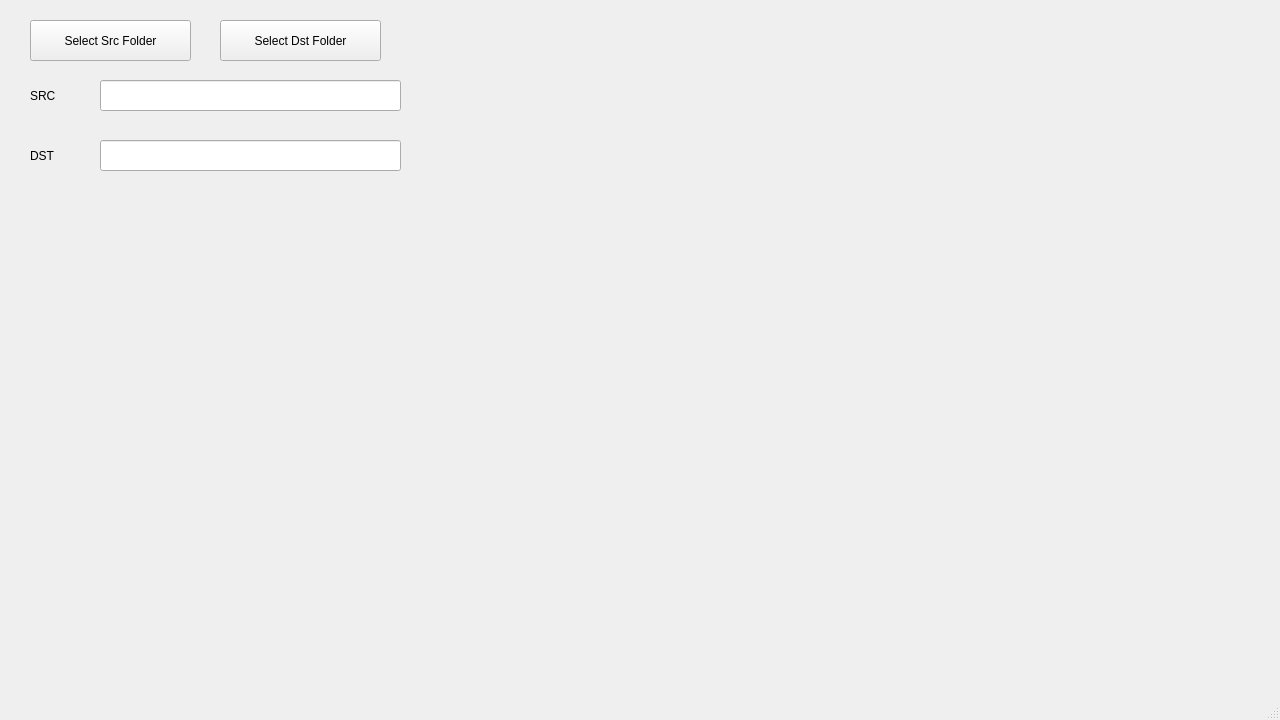
First picture: the form in mainwindow.ui, repository hidog/FilenameConvert, before the edit.
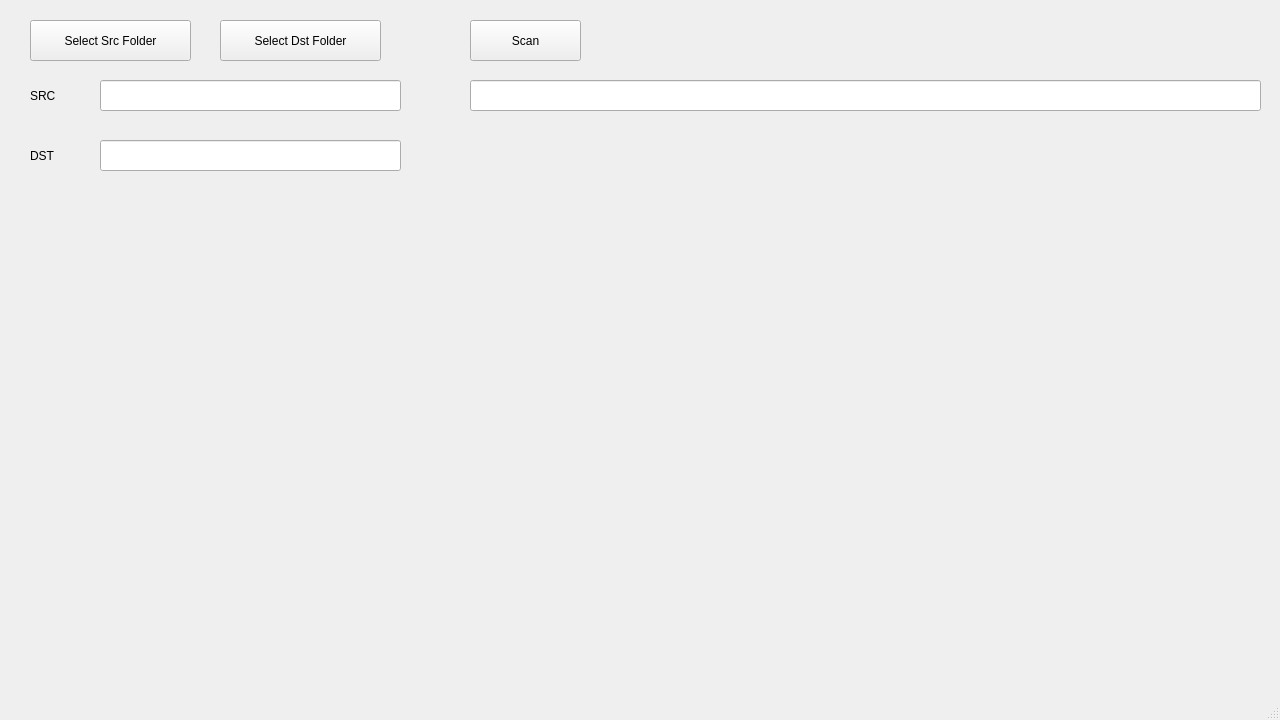
Second picture: the form after the edit.

```diff
--- a/mainwindow.ui
+++ b/mainwindow.ui
@@ -98,6 +98,29 @@
      <bool>true</bool>
     </property>
    </widget>
+   <widget class="QPushButton" name="scanButton">
+    <property name="geometry">
+     <rect>
+      <x>470</x>
+      <y>20</y>
+      <width>111</width>
+      <height>41</height>
+     </rect>
+    </property>
+    <property name="text">
+     <string>Scan</string>
+    </property>
+   </widget>
+   <widget class="QLineEdit" name="messageEdit">
+    <property name="geometry">
+     <rect>
+      <x>470</x>
+      <y>80</y>
+      <width>791</width>
+      <height>31</height>
+     </rect>
+    </property>
+   </widget>
   </widget>
   <widget class="QMenuBar" name="menubar">
    <property name="geometry">
```
